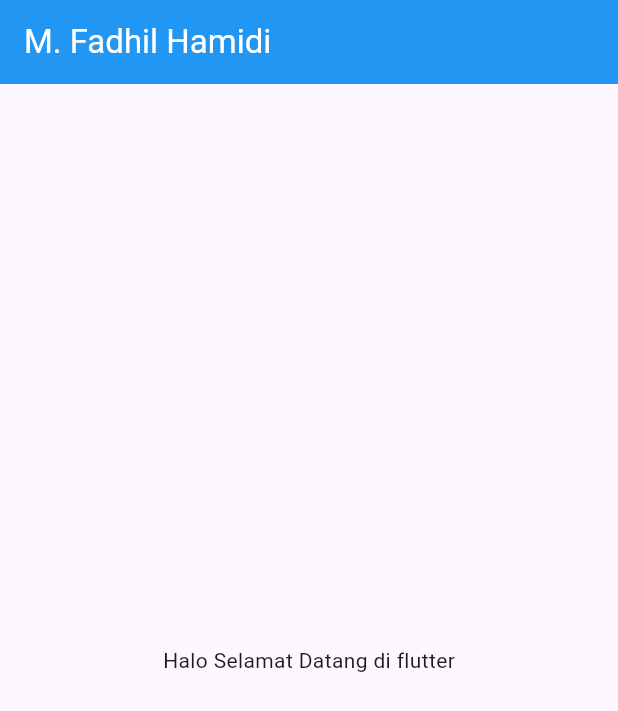
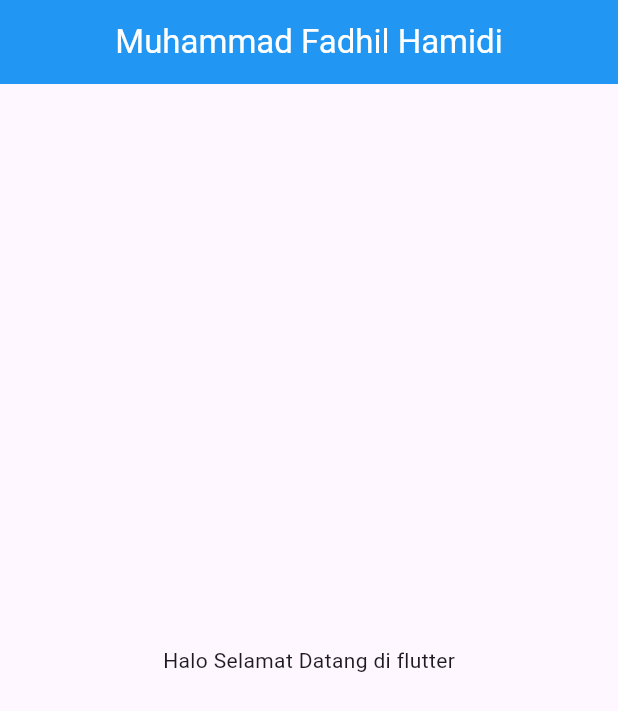
Before and after one commit to MFadhilHamidi/Praktikum_Android_6M, a Flutter app: the screen it shows after launch, on a phone screen of 412 x 824 dp. Shown: the top 711 px of the screen. Run offline on Flutter 3.47's test engine with Material 3 defaults, Android fonts, the phone set to English and light mode, and no system bars.

Commit message:
Praktikum_6M_Android

```diff
--- a/flutter_application_1/lib/main.dart
+++ b/flutter_application_1/lib/main.dart
@@ -11,9 +11,10 @@ class MyApp extends StatelessWidget {
       home: Scaffold(
         appBar: AppBar(
           title: Text(
-            'M. Fadhil Hamidi',
+            'Muhammad Fadhil Hamidi',
             style: TextStyle(color: Colors.white),
           ),
+          centerTitle: true,
           backgroundColor: Colors.blue,
         ),
         body: Center(
```
